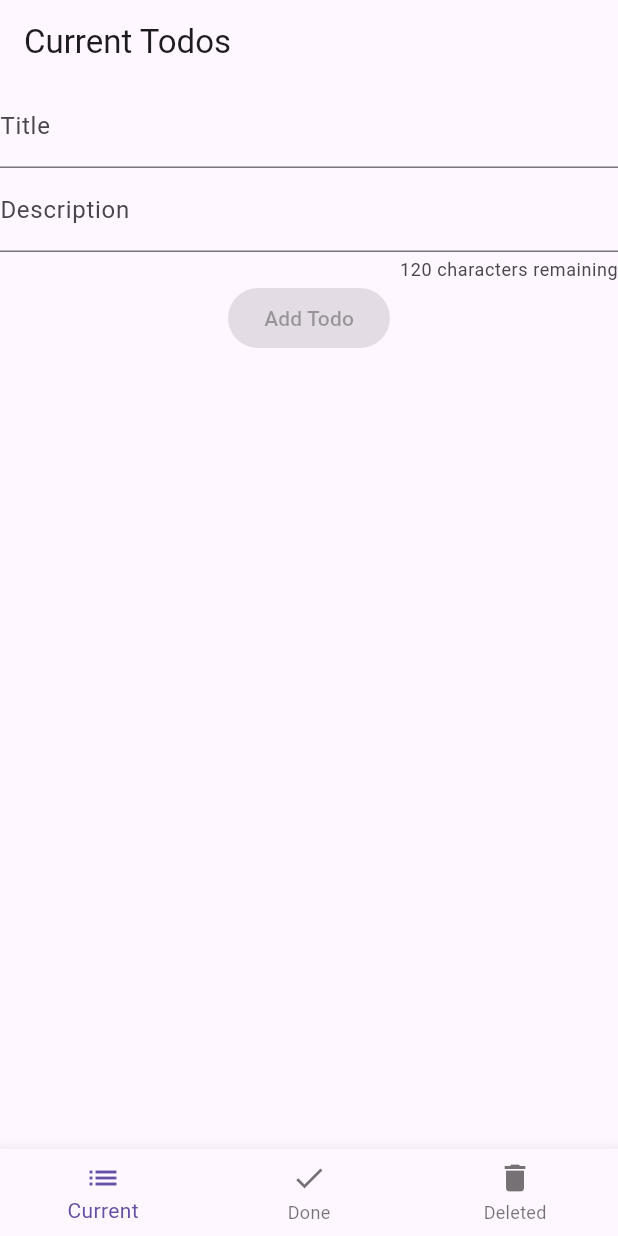
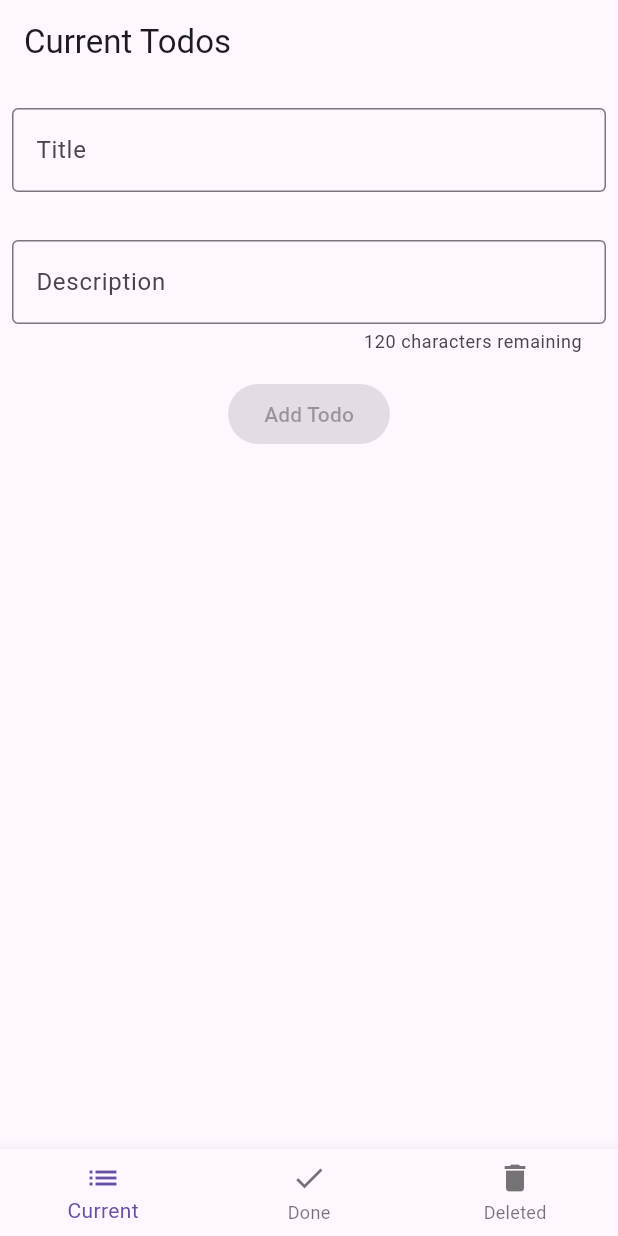
Before and after one commit to m0satron/todo_app, a Flutter app: the screen it shows after launch, on a phone screen of 412 x 824 dp. Run offline on Flutter 3.47's test engine with Material 3 defaults, Android fonts, the phone set to English and light mode, and no system bars.

Commit message:
fix(widgets:addTodo): styled input fields

```diff
--- a/lib/widgets/add_todo_widget.dart
+++ b/lib/widgets/add_todo_widget.dart
@@ -10,7 +10,6 @@ class AddTodoWidget extends StatefulWidget {
 }
 
 class _AddTodoWidgetState extends State<AddTodoWidget> {
-  // You can use TextEditingController to handle input text
   final TextEditingController titleController = TextEditingController();
 
   final TextEditingController descriptionController = TextEditingController();
@@ -23,14 +22,21 @@ class _AddTodoWidgetState extends State<AddTodoWidget> {
   Widget build(BuildContext context) {
     return Column(
       children: [
-        TextField(
+        Padding(
+          padding: const EdgeInsets.symmetric(horizontal: 8, vertical: 16),
+          child: TextField(
             controller: titleController,
-          decoration: const InputDecoration(labelText: 'Title'),
+            decoration: const InputDecoration(
+                border: OutlineInputBorder(), labelText: 'Title'),
             onChanged: (value) => setState(() {}),
           ),
-        TextField(
+        ),
+        Padding(
+          padding: const EdgeInsets.symmetric(horizontal: 8, vertical: 16),
+          child: TextField(
             controller: descriptionController,
             decoration: InputDecoration(
+              border: const OutlineInputBorder(),
               labelText: 'Description',
               counterText:
                   '${maxLength - descriptionController.text.length} characters remaining',
@@ -38,6 +44,7 @@ class _AddTodoWidgetState extends State<AddTodoWidget> {
             maxLength: maxLength,
             maxLines: null,
             onChanged: (value) => setState(() {}),
+          ),
         ),
         ElevatedButton(
           onPressed: isInputValid
```
Lines whose indentation alone changed are shown as unchanged.
